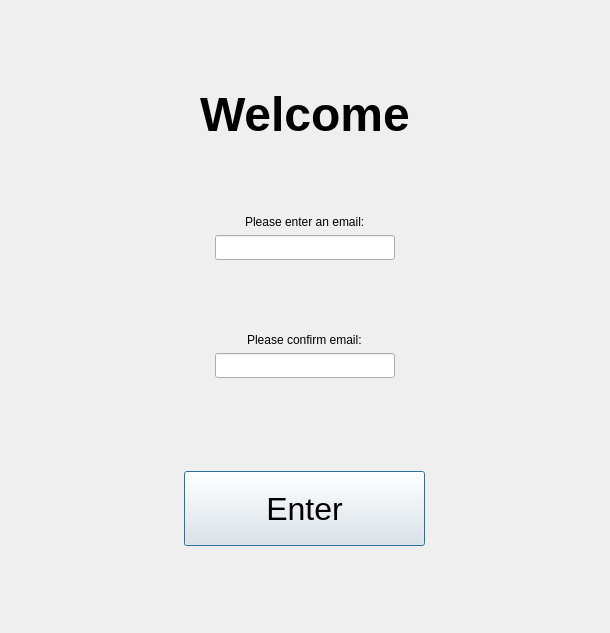
Before: the Qt Designer form new_user.ui in danysigha/Clipboard-Manager, drawn with Qt 5.
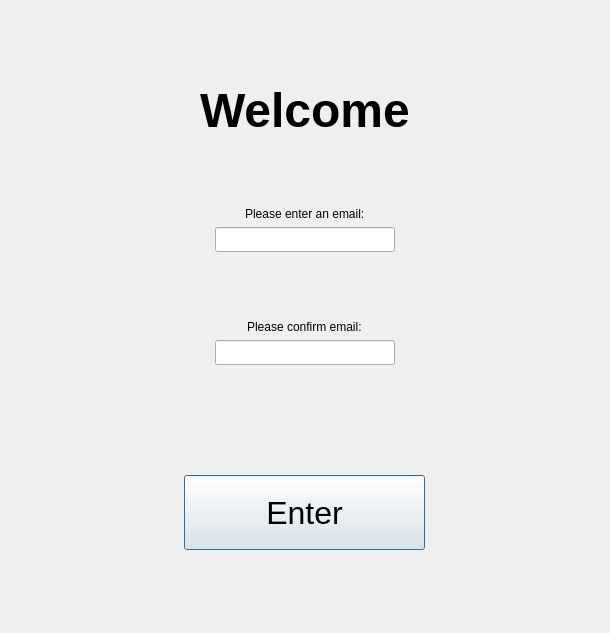
After: the same form once the commit is applied.

The edit to the form file:
```diff
--- a/new_user.ui
+++ b/new_user.ui
@@ -130,6 +130,12 @@
         </item>
         <item alignment="Qt::AlignHCenter">
          <widget class="QLabel" name="label_3">
+          <property name="minimumSize">
+           <size>
+            <width>150</width>
+            <height>35</height>
+           </size>
+          </property>
           <property name="text">
            <string/>
           </property>
```
